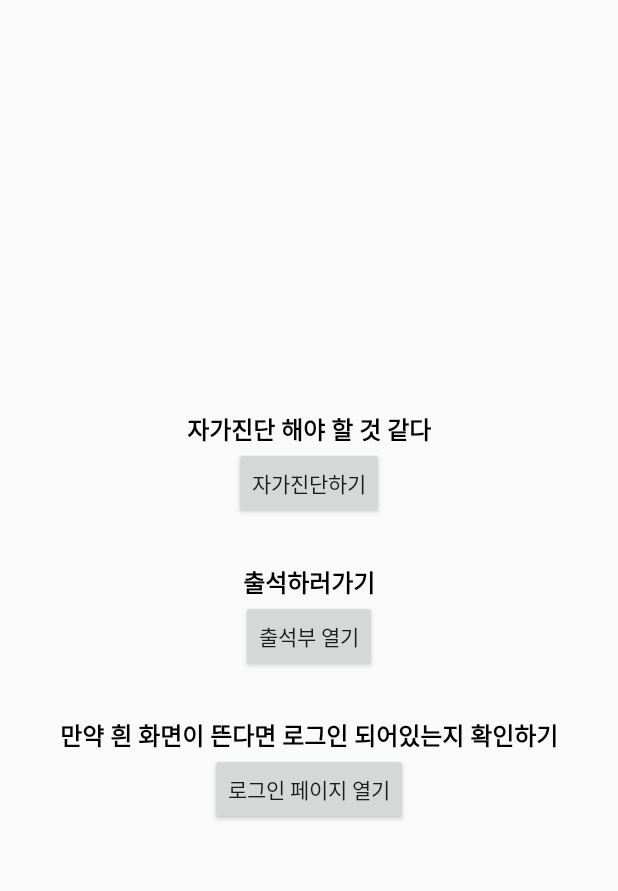
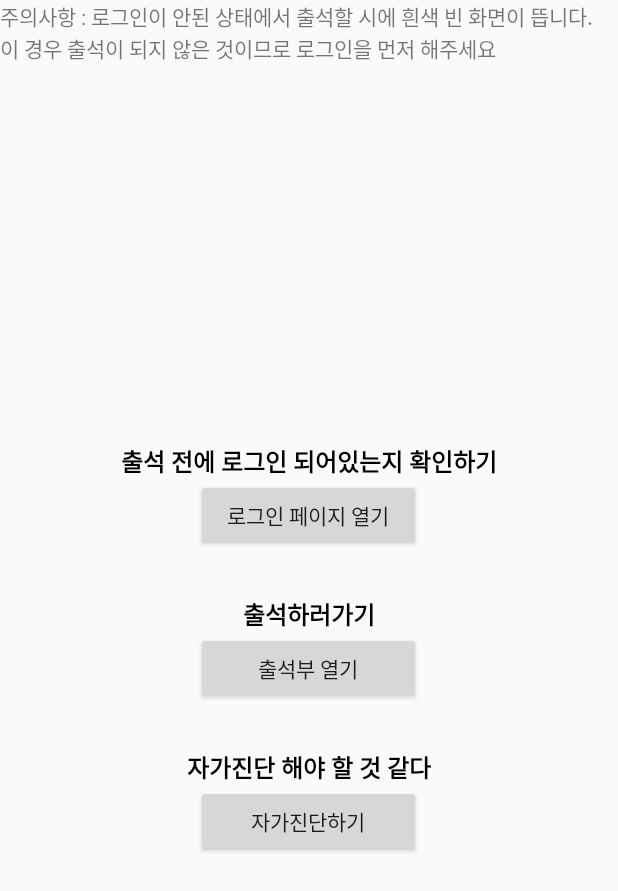
Before and after one commit to bentshrimp/OnlineClassAlarm, an Android app: the AlarmLoginActivity screen opened directly, with no data from a screen before it, on a phone screen of 412 x 824 dp. Shown: the top 891 px of the screen. Run offline under Robolectric (Android 15) with nearby library versions, the phone set to English and light mode, and no system bars.

Commit message:
ui redesign2-2

```diff
--- a/app/src/main/res/layout/activity_alarm_login.xml
+++ b/app/src/main/res/layout/activity_alarm_login.xml
@@ -11,20 +11,48 @@
     <LinearLayout
         android:layout_width="match_parent"
         android:layout_height="wrap_content"
+        android:orientation="vertical">
+
+        <TextView
+            android:id="@+id/alert1"
+            android:layout_width="match_parent"
+            android:layout_height="wrap_content"
+            android:text="주의사항 : 로그인이 안된 상태에서 출석할 시에
+흰색 빈 화면이 뜹니다." />
+
+        <TextView
+            android:id="@+id/alert2"
+            android:layout_width="match_parent"
+            android:layout_height="wrap_content"
+            android:text="이 경우 출석이 되지 않은 것이므로 로그인을 먼저 해주세요" />
+
+    </LinearLayout>
+
+    <LinearLayout
+        android:layout_width="match_parent"
+        android:layout_height="wrap_content"
+        android:layout_weight="1"
         android:orientation="vertical"
         android:gravity="center">
+
+        <LinearLayout
+            android:layout_width="match_parent"
+            android:layout_height="wrap_content"
+            android:gravity="center"
+            android:orientation="vertical">
 
             <TextView
                 style="@style/Text"
                 android:layout_width="wrap_content"
                 android:layout_height="wrap_content"
-            android:text="자가진단 해야 할 것 같다" />
+                android:text="출석 전에 로그인 되어있는지 확인하기" />
 
             <Button
-            android:id="@+id/selfCheckButton"
-            android:layout_width="wrap_content"
+                android:id="@+id/loginButton"
+                android:layout_width="150dp"
                 android:layout_height="wrap_content"
-            android:text="자가진단하기" />
+                android:text="로그인 페이지 열기" />
+
         </LinearLayout>
 
         <LinearLayout
@@ -42,7 +70,7 @@
 
             <Button
                 android:id="@+id/attendButton"
-            android:layout_width="wrap_content"
+                android:layout_width="150dp"
                 android:layout_height="wrap_content"
                 android:text="출석부 열기" />
 
@@ -58,13 +86,15 @@
                 style="@style/Text"
                 android:layout_width="wrap_content"
                 android:layout_height="wrap_content"
-            android:text="만약 흰 화면이 뜬다면 로그인 되어있는지 확인하기" />
+                android:text="자가진단 해야 할 것 같다" />
 
             <Button
-            android:id="@+id/loginButton"
-            android:layout_width="wrap_content"
+                android:id="@+id/selfCheckButton"
+                android:layout_width="150dp"
                 android:layout_height="wrap_content"
-            android:text="로그인 페이지 열기" />
+                android:text="자가진단하기" />
+        </LinearLayout>
 
     </LinearLayout>
+
 </LinearLayout>
--- a/app/src/main/res/layout/fragment_main.xml
+++ b/app/src/main/res/layout/fragment_main.xml
@@ -23,25 +23,25 @@
 
     <Button
         android:id="@+id/loginButton"
-        android:layout_width="wrap_content"
+        android:layout_width="150dp"
         android:layout_height="wrap_content"
-        android:layout_marginTop="50dp"
+        android:layout_marginTop="70dp"
         android:layout_gravity="center_horizontal"
         android:text="온라인 클래스 출석" />
 
     <Button
         android:id="@+id/selfCheckButton"
-        android:layout_width="wrap_content"
+        android:layout_width="150dp"
         android:layout_height="wrap_content"
         android:layout_gravity="center_horizontal"
         android:text="자가진단 하기" />
 
     <Button
         android:id="@+id/unregisterButton"
-        android:layout_width="wrap_content"
+        android:layout_width="150dp"
         android:layout_height="wrap_content"
         android:layout_gravity="center_horizontal"
-        android:layout_marginTop="10dp"
+        android:layout_marginTop="50dp"
         android:text="알람 해제하기" />
 
 
```
Lines whose indentation alone changed are shown as unchanged.
